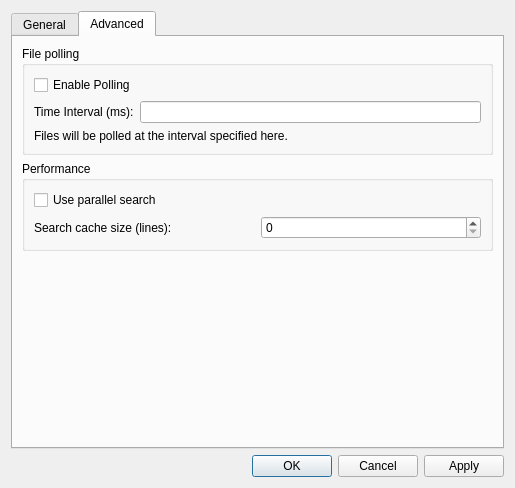
First picture: the form in src/optionsdialog.ui, repository nickbnf/glogg, before the edit.
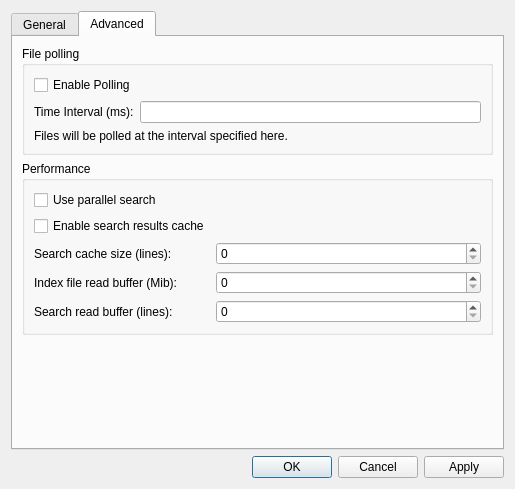
Second picture: the form after the edit. The open tabs and pages were chosen to show the change.

The edit to the form file:
```diff
--- a/src/optionsdialog.ui
+++ b/src/optionsdialog.ui
@@ -7,7 +7,7 @@
     <x>0</x>
     <y>0</y>
     <width>515</width>
-    <height>488</height>
+    <height>489</height>
    </rect>
   </property>
   <property name="sizePolicy">
@@ -249,31 +249,86 @@
          <property name="title">
           <string>Performance</string>
          </property>
-         <layout class="QVBoxLayout" name="verticalLayout_7">
-          <item>
+         <layout class="QFormLayout" name="formLayout_2">
+          <property name="fieldGrowthPolicy">
+           <enum>QFormLayout::ExpandingFieldsGrow</enum>
+          </property>
+          <property name="labelAlignment">
+           <set>Qt::AlignLeading|Qt::AlignLeft|Qt::AlignVCenter</set>
+          </property>
+          <item row="0" column="0">
            <widget class="QCheckBox" name="parallelSearchCheckBox">
             <property name="text">
              <string>Use parallel search</string>
             </property>
            </widget>
           </item>
-          <item>
-           <layout class="QHBoxLayout" name="horizontalLayout_4">
-            <item>
+          <item row="1" column="0">
+           <widget class="QCheckBox" name="searchResultsCacheCheckBox">
+            <property name="text">
+             <string>Enable search results cache</string>
+            </property>
+           </widget>
+          </item>
+          <item row="3" column="0">
              <widget class="QLabel" name="label_6">
               <property name="text">
                <string>Search cache size (lines):</string>
               </property>
              </widget>
             </item>
-            <item>
+          <item row="3" column="1">
              <widget class="QSpinBox" name="searchCacheSpinBox">
+            <property name="sizePolicy">
+             <sizepolicy hsizetype="MinimumExpanding" vsizetype="Fixed">
+              <horstretch>0</horstretch>
+              <verstretch>0</verstretch>
+             </sizepolicy>
+            </property>
               <property name="maximum">
                <number>10000000</number>
               </property>
              </widget>
             </item>
-           </layout>
+          <item row="4" column="0">
+           <widget class="QLabel" name="label_8">
+            <property name="text">
+             <string>Index file read buffer (Mib):</string>
+            </property>
+           </widget>
+          </item>
+          <item row="4" column="1">
+           <widget class="QSpinBox" name="indexReadBufferSpinBox">
+            <property name="sizePolicy">
+             <sizepolicy hsizetype="MinimumExpanding" vsizetype="Fixed">
+              <horstretch>0</horstretch>
+              <verstretch>0</verstretch>
+             </sizepolicy>
+            </property>
+           </widget>
+          </item>
+          <item row="5" column="0">
+           <widget class="QLabel" name="label_9">
+            <property name="text">
+             <string>Search read buffer (lines):</string>
+            </property>
+           </widget>
+          </item>
+          <item row="5" column="1">
+           <widget class="QSpinBox" name="searchReadBufferSpinBox">
+            <property name="sizePolicy">
+             <sizepolicy hsizetype="MinimumExpanding" vsizetype="Fixed">
+              <horstretch>0</horstretch>
+              <verstretch>0</verstretch>
+             </sizepolicy>
+            </property>
+            <property name="suffix">
+             <string/>
+            </property>
+            <property name="maximum">
+             <number>100000</number>
+            </property>
+           </widget>
           </item>
          </layout>
         </widget>
```
Lines whose indentation alone changed are shown as unchanged.
